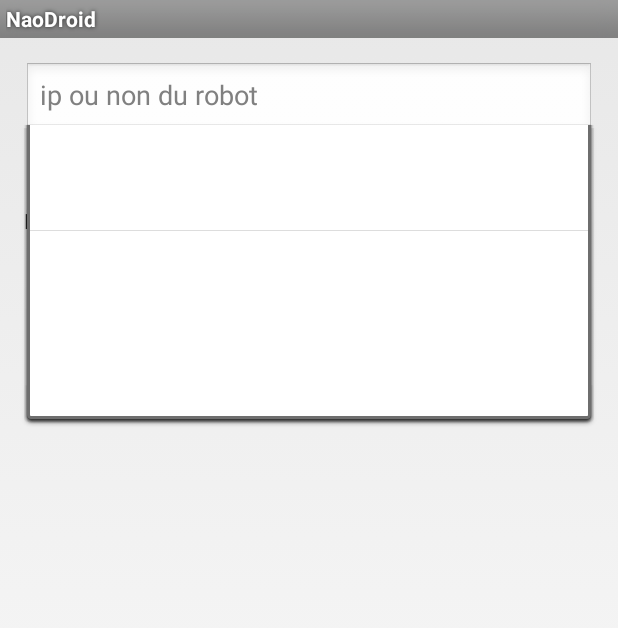
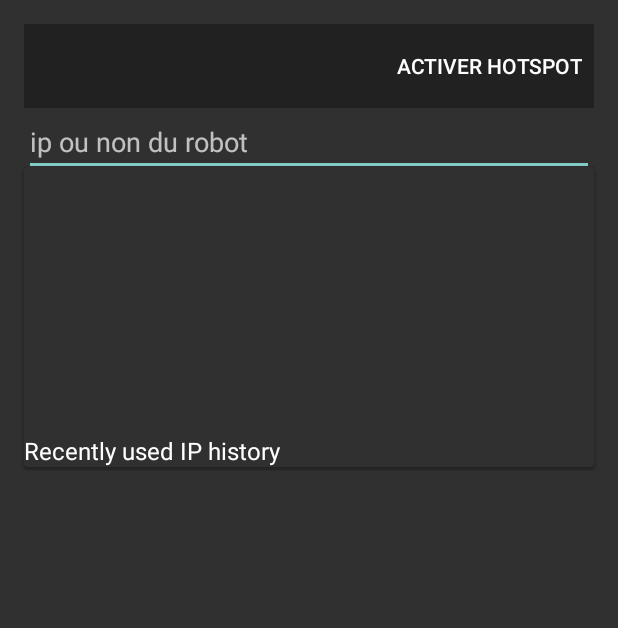
Before and after one commit to ghostwan/NaoDroid, an Android app: the screen it shows after launch (MyActivity), on a phone screen of 412 x 824 dp. Shown: the top 628 px of the screen. Run offline under Robolectric (Android 15) with nearby library versions, the phone set to English and light mode, and no system bars; libraries missing offline, so code that uses them is left out: com.aldebaran.qimessaging; 4 statements that could not run were skipped.

Commit message:
create lollipop branch test

```diff
--- a/app/build.gradle
+++ b/app/build.gradle
@@ -1,7 +1,7 @@
 apply plugin: 'com.android.application'
 
 android {
-    compileSdkVersion 19
+    compileSdkVersion 21
     buildToolsVersion '20.0.0'
 
     defaultConfig {
@@ -22,5 +22,6 @@ android {
 dependencies {
     compile fileTree(dir: 'libs', include: ['*.jar'])
     compile 'com.android.support:support-v4:20.0.+'
+    compile "com.android.support:appcompat-v7:21.0.+"
     compile files('libs/jnaoqi.jar')
 }
--- a/app/src/main/java/fr/ghostwan/naodroid/MyActivity.java
+++ b/app/src/main/java/fr/ghostwan/naodroid/MyActivity.java
@@ -1,10 +1,12 @@
 package fr.ghostwan.naodroid;
 
+import android.annotation.TargetApi;
 import android.app.Activity;
 import android.app.PendingIntent;
 import android.content.*;
 import android.graphics.Color;
 import android.net.wifi.WifiManager;
+import android.os.Build;
 import android.os.Bundle;
 import android.os.Looper;
 import android.support.v4.app.NotificationCompat;
@@ -63,11 +65,36 @@ public class MyActivity extends Activity implements ALInterface {
 	private final static String FIELD_FLAG_STR = "remembered";
 
 
+	@TargetApi(Build.VERSION_CODES.L)
 	@Override
 	protected void onCreate(Bundle savedInstanceState) {
 		super.onCreate(savedInstanceState);
 		requestCode = 0;
 		setContentView(R.layout.activity_my);
+
+		Toolbar toolbar = (Toolbar) findViewById(R.id.my_awesome_toolbar);
+		// Set an OnMenuItemClickListener to handle menu item clicks
+		toolbar.setOnMenuItemClickListener(new Toolbar.OnMenuItemClickListener() {
+			@Override
+			public boolean onMenuItemClick(MenuItem item) {
+				int id = item.getItemId();
+				if (id == R.id.action_hotspot) {
+					if (item.getTitle().equals(getString(R.string.action_enable_hotspot))) {
+						item.setTitle(R.string.action_disable_hotspot);
+						setWifiTetheringEnabled(true);
+					}
+					else  {
+						item.setTitle(R.string.action_enable_hotspot);
+						setWifiTetheringEnabled(false);
+					}
+				}
+				return true;
+			}
+		});
+
+		// Inflate a menu to be displayed in the toolbar
+		toolbar.inflateMenu(R.menu.my);
+
 		context = this;
 		ipText = (AutoCompleteTextView) findViewById(R.id.robotip_edit);
 		connectButton = (Button) findViewById(R.id.connect_button);
@@ -458,4 +485,7 @@ public class MyActivity extends Activity implements ALInterface {
 	}
 
 
+	public void onTestButton(View view) {
+		startActivity(new Intent(this, TestActivity.class));
+	}
 }
--- a/app/src/main/res/layout/activity_my.xml
+++ b/app/src/main/res/layout/activity_my.xml
@@ -9,6 +9,12 @@
     android:orientation="vertical"
     tools:context=".MyActivity">
 
+    <android.widget.Toolbar
+        android:id="@+id/my_awesome_toolbar"
+        android:layout_height="wrap_content"
+        android:layout_width="match_parent"
+        android:minHeight="?attr/actionBarSize"
+        android:background="?attr/colorPrimary" />
 
     <AutoCompleteTextView
         android:layout_width="match_parent"
@@ -21,6 +27,11 @@
         android:onClick="onConnectButton"
         android:id="@+id/connect_button"
         android:layout_height="wrap_content"/>
+    <Button
+        android:layout_width="match_parent"
+        android:layout_height="wrap_content"
+        android:text="Test"
+        android:onClick="onTestButton"/>
     <TextView
         android:text="Log :"
         android:layout_width="match_parent"
--- a/app/src/main/res/menu/my.xml
+++ b/app/src/main/res/menu/my.xml
@@ -4,5 +4,5 @@
     <item android:id="@+id/action_hotspot"
         android:title="@string/action_enable_hotspot"
         android:orderInCategory="100"
-        android:showAsAction="never" />
+        android:showAsAction="always" />
 </menu>
--- a/app/src/main/res/values-v21/styles.xml
+++ b/app/src/main/res/values-v21/styles.xml
@@ -1,5 +1,5 @@
 <?xml version="1.0" encoding="utf-8"?>
 <resources>
-    <style name="AppTheme" parent="android:Theme.Light">
+    <style name="AppTheme" parent="Theme.AppCompat.NoActionBar">
     </style>
 </resources>
--- a/app/src/main/res/values/strings.xml
+++ b/app/src/main/res/values/strings.xml
@@ -18,5 +18,7 @@
     <string name="connecting">En cour de connexion...</string>
     <string name="connect">Connexion</string>
     <string name="robot_ip_text">ip ou non du robot</string>
+    <string name="title_activity_test">TestActivity</string>
+    <string name="hello_world">Hello world!</string>
 
 </resources>
```
Also changed, not shown: app/src/main/AndroidManifest.xml (+17 -10 lines), app/src/main/java/fr/ghostwan/naodroid/TestActivity.java (added, +91 -0 lines), app/src/main/res/layout/activity_test.xml (added, +16 -0 lines), app/src/main/res/menu/test.xml (added, +8 -0 lines), 1 other file.
